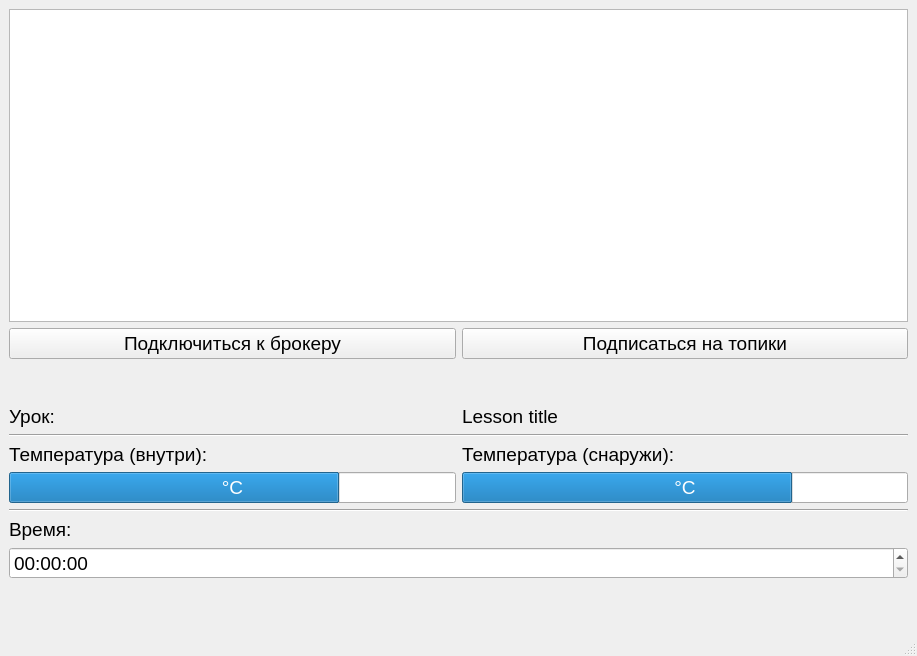
First picture: the form in src/mainwindow.ui, repository UInSomnia/IoT-MQTT, before the edit.
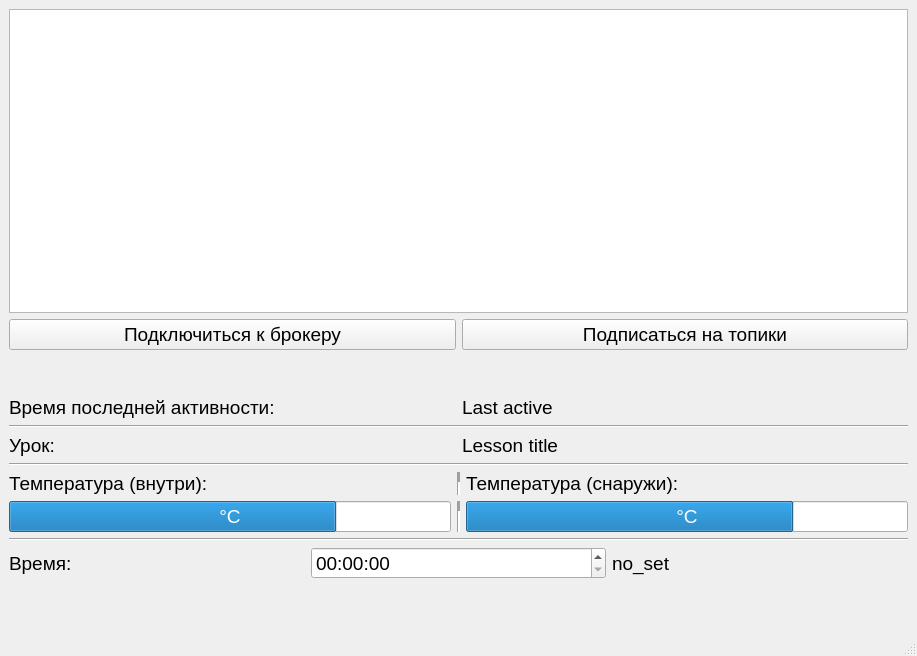
Second picture: the form after the edit.

Commit message: Fixed accessing the UI from external GUI threads safely. Added the last activity time field to the UI

What changed in the file:
```diff
--- a/src/mainwindow.ui
+++ b/src/mainwindow.ui
@@ -60,6 +60,31 @@
       </property>
      </spacer>
     </item>
+    <item>
+     <layout class="QHBoxLayout" name="horizontalLayout_6">
+      <item>
+       <widget class="QLabel" name="label_5">
+        <property name="text">
+         <string>Время последней активности:</string>
+        </property>
+       </widget>
+      </item>
+      <item>
+       <widget class="QLabel" name="label_last_active">
+        <property name="text">
+         <string>Last active</string>
+        </property>
+       </widget>
+      </item>
+     </layout>
+    </item>
+    <item>
+     <widget class="Line" name="line_3">
+      <property name="orientation">
+       <enum>Qt::Orientation::Horizontal</enum>
+      </property>
+     </widget>
+    </item>
     <item>
      <layout class="QHBoxLayout" name="horizontalLayout_3">
       <item>
@@ -94,6 +119,16 @@
         </property>
        </widget>
       </item>
+      <item>
+       <widget class="Line" name="line_5">
+        <property name="lineWidth">
+         <number>10</number>
+        </property>
+        <property name="orientation">
+         <enum>Qt::Orientation::Vertical</enum>
+        </property>
+       </widget>
+      </item>
       <item>
        <widget class="QLabel" name="label_2">
         <property name="text">
@@ -124,6 +159,16 @@
         </property>
        </widget>
       </item>
+      <item>
+       <widget class="Line" name="line_4">
+        <property name="lineWidth">
+         <number>10</number>
+        </property>
+        <property name="orientation">
+         <enum>Qt::Orientation::Vertical</enum>
+        </property>
+       </widget>
+      </item>
       <item>
        <widget class="QProgressBar" name="progress_temp_outside">
         <property name="minimum">
@@ -150,6 +195,8 @@
      </widget>
     </item>
     <item>
+     <layout class="QHBoxLayout" name="horizontalLayout_5">
+      <item>
      <widget class="QLabel" name="label_3">
       <property name="text">
        <string>Время:</string>
@@ -166,21 +213,27 @@
       </property>
       <property name="maximumDateTime">
        <datetime>
-        <hour>12</hour>
-        <minute>59</minute>
-        <second>56</second>
-        <year>2000</year>
-        <month>1</month>
-        <day>1</day>
+          <hour>-1</hour>
+          <minute>-1</minute>
+          <second>-1</second>
+          <year>0</year>
+          <month>0</month>
+          <day>0</day>
        </datetime>
       </property>
       <property name="displayFormat">
        <string>hh:mm:ss</string>
       </property>
-      <property name="timeZone">
-       <enum>QTimeZone::UTC</enum>
-      </property>
-     </widget>
+       </widget>
+      </item>
+      <item>
+       <widget class="QLabel" name="label_filler_time">
+        <property name="text">
+         <string>no_set</string>
+        </property>
+       </widget>
+      </item>
+     </layout>
     </item>
     <item>
      <spacer name="verticalSpacer">
```
Lines whose indentation alone changed are shown as unchanged. The commit also changes 3 other files.
